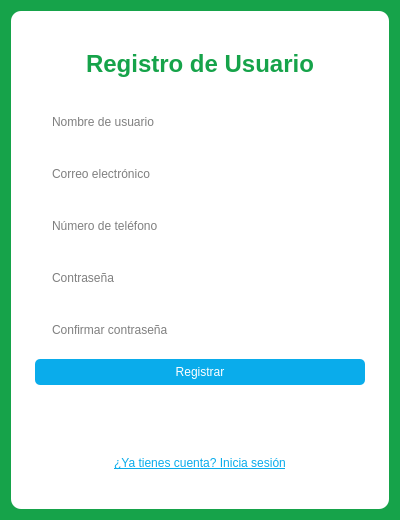
Qt form ui/ui_register.ui (decinx1/Sistema-hidrop-nico-Monitoreado) before a commit.
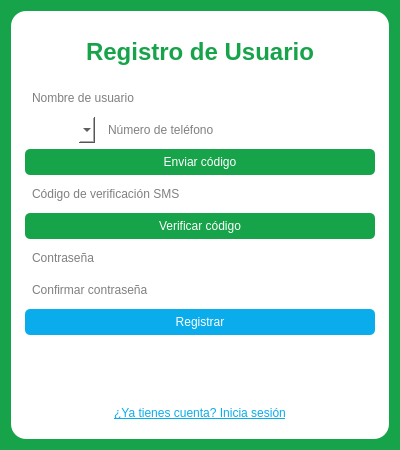
The same form after that commit.

The edit to the form file:
```diff
--- a/ui/ui_register.ui
+++ b/ui/ui_register.ui
@@ -17,7 +17,7 @@
    <item>
     <widget class="QFrame" name="frame">
      <property name="styleSheet">
-      <string notr="true">background-color: #FFFFFF; border-radius: 10px; padding: 15px;</string>
+      <string notr="true">background-color: #FFFFFF; border-radius: 15px; padding: 5px;</string>
      </property>
      <layout class="QVBoxLayout" name="frameLayout">
       <item>
@@ -41,16 +41,43 @@
        </widget>
       </item>
       <item>
-       <widget class="QLineEdit" name="lineEdit_correo">
-        <property name="placeholderText">
-         <string>Correo electrónico</string>
+       <layout class="QHBoxLayout" name="horizontalLayoutTelefono">
+        <item>
+         <widget class="QComboBox" name="comboBox_lada"/>
+        </item>
+        <item>
+         <widget class="QLineEdit" name="lineEdit_telefono">
+          <property name="placeholderText">
+           <string>Número de teléfono</string>
+          </property>
+         </widget>
+        </item>
+       </layout>
+      </item>
+      <item>
+       <widget class="QPushButton" name="pushButton_enviar_codigo">
+        <property name="text">
+         <string>Enviar código</string>
         </property>
+        <property name="styleSheet">
+         <string notr="true">background-color: #16A34A; color: white; border-radius: 5px; padding: 6px;</string>
+        </property>
        </widget>
       </item>
       <item>
-       <widget class="QLineEdit" name="lineEdit_telefono">
+       <widget class="QLineEdit" name="lineEdit_codigo_verificacion">
         <property name="placeholderText">
-         <string>Número de teléfono</string>
+         <string>Código de verificación SMS</string>
+        </property>
+       </widget>
+      </item>
+      <item>
+       <widget class="QPushButton" name="pushButton_verificar_codigo">
+        <property name="text">
+         <string>Verificar código</string>
+        </property>
+        <property name="styleSheet">
+         <string notr="true">background-color: #16A34A; color: white; border-radius: 5px; padding: 6px;</string>
         </property>
        </widget>
       </item>
```
